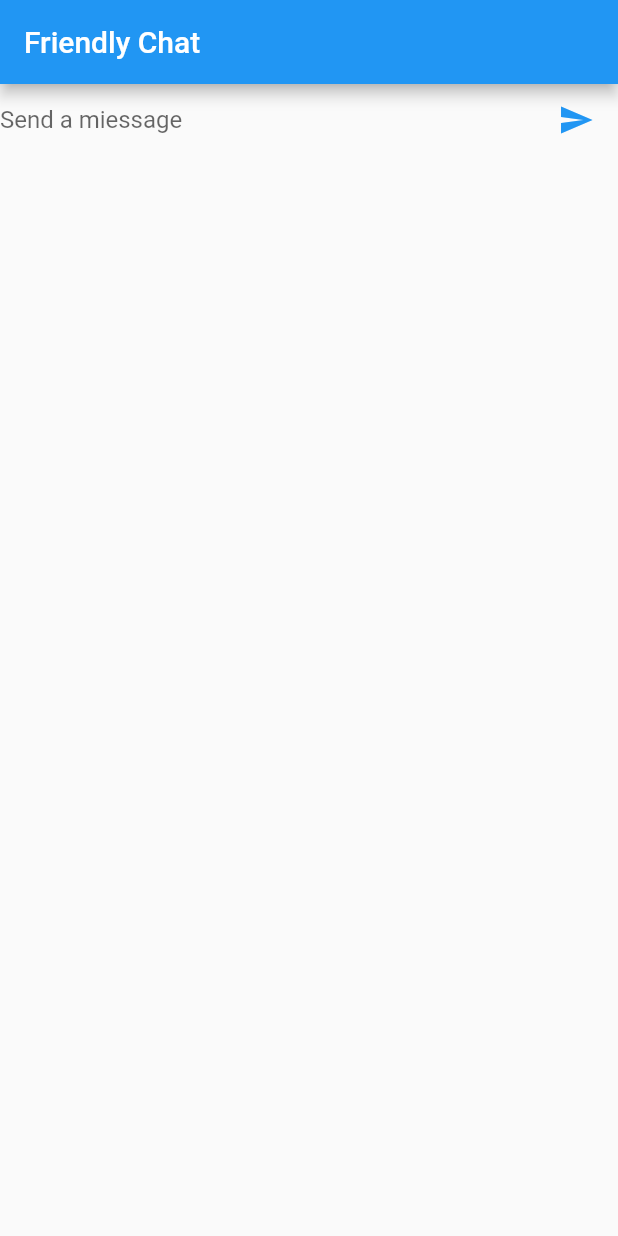
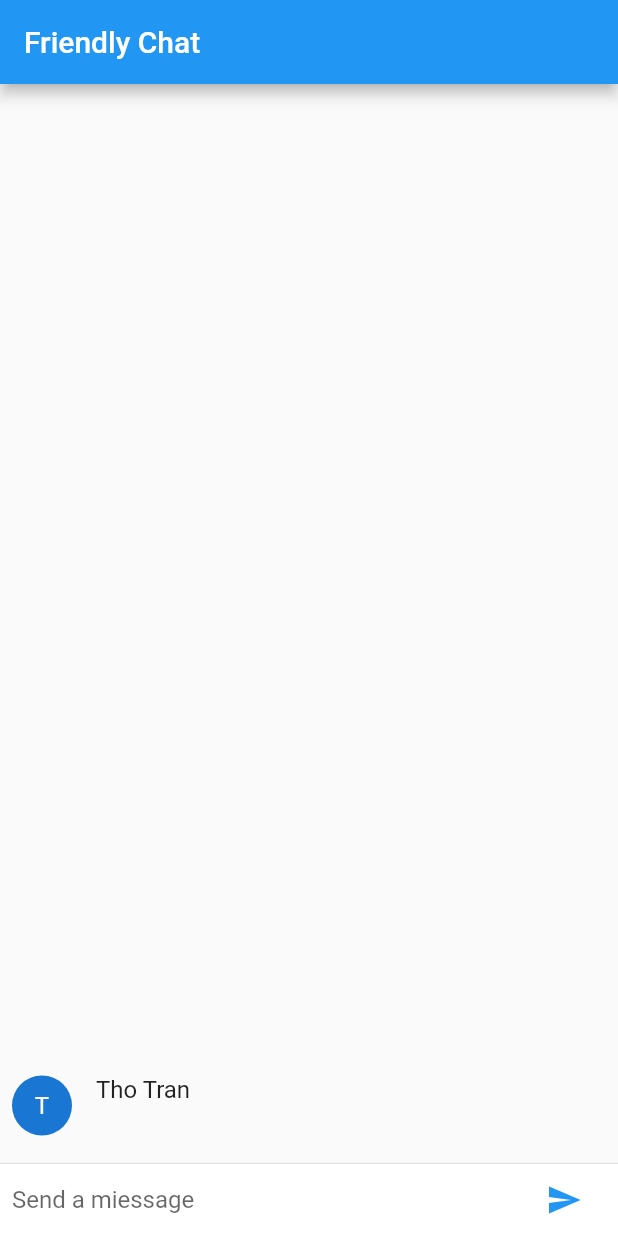
Before and after one commit to thotranphuoc/flutter-friendly-chat, a Flutter app: the screen it shows after launch, after a tap on the "send" icon, on a phone screen of 412 x 824 dp. Run offline on Flutter 3.47's test engine with Material 2 defaults, Android fonts, the phone set to English and light mode, and no system bars.

```diff
--- a/lib/main.dart
+++ b/lib/main.dart
@@ -12,23 +12,13 @@ class FriendlyChatApp extends StatelessWidget {
   }
 }
 
-// class ChatScreen extends StatelessWidget {
-//   @override
-//   Widget build(BuildContext context) {
-//     return new Scaffold(
-//       appBar: new AppBar(
-//         title: new Text('Friendly Chat'),
-//       ),
-//     );
-//   }
-// }
-
 class ChatScreen extends StatefulWidget {
   @override
   State<StatefulWidget> createState() => new ChatScreenState();
 }
 
 class ChatScreenState extends State<ChatScreen> {
+  final List<ChatMessage> _messages = <ChatMessage>[];
   final TextEditingController _textController = new TextEditingController();
   @override
   Widget build(BuildContext context) {
@@ -36,7 +26,25 @@ class ChatScreenState extends State<ChatScreen> {
       appBar: new AppBar(
         title: new Text('Friendly Chat'),
       ),
-      body: _buildTextComposer(),
+      body: new Column(
+        children: <Widget>[
+          new Flexible(
+            child: new ListView.builder(
+              padding: new EdgeInsets.all(8.0),
+              reverse: true,
+              itemBuilder: (_, int index) => _messages[index],
+              itemCount: _messages.length,
+            ),
+          ),
+          new Divider(
+            height: 1.0,
+          ),
+          new Container(
+            decoration: new BoxDecoration(color: Theme.of(context).cardColor),
+            child: _buildTextComposer(),
+          )
+        ],
+      ),
     );
   }
 
@@ -44,7 +52,7 @@ class ChatScreenState extends State<ChatScreen> {
     return new IconTheme(
       data: new IconThemeData(color: Theme.of(context).accentColor),
       child: new Container(
-        margin: const EdgeInsets.symmetric(horizontal: 0.0),
+        margin: const EdgeInsets.symmetric(horizontal: 8.0),
         child: new Row(
           children: <Widget>[
             new Flexible(
@@ -70,5 +78,42 @@ class ChatScreenState extends State<ChatScreen> {
 
   void _handleSubmitted(String text) {
     _textController.clear();
+    ChatMessage message = new ChatMessage(
+      text: text,
+    );
+    setState(() {
+      _messages.insert(0, message);
+    });
   }
 }
+
+class ChatMessage extends StatelessWidget {
+  ChatMessage({this.text});
+  final String text;
+  final String _name = 'Tho Tran';
+  @override
+  Widget build(BuildContext context) {
+    return new Container(
+      margin: const EdgeInsets.symmetric(vertical: 10.0),
+      child: new Row(
+        crossAxisAlignment: CrossAxisAlignment.start,
+        children: <Widget>[
+          new Container(
+            margin: const EdgeInsets.only(right: 16.0),
+            child: new CircleAvatar(child: new Text(_name[0])),
+          ),
+          new Column(
+            crossAxisAlignment: CrossAxisAlignment.start,
+            children: <Widget>[
+              new Text(_name, style: Theme.of(context).textTheme.subhead),
+              new Container(
+                margin: const EdgeInsets.only(top: 5.0),
+                child: new Text(text),
+              )
+            ],
+          )
+        ],
+      ),
+    );
+  }
+}
```
